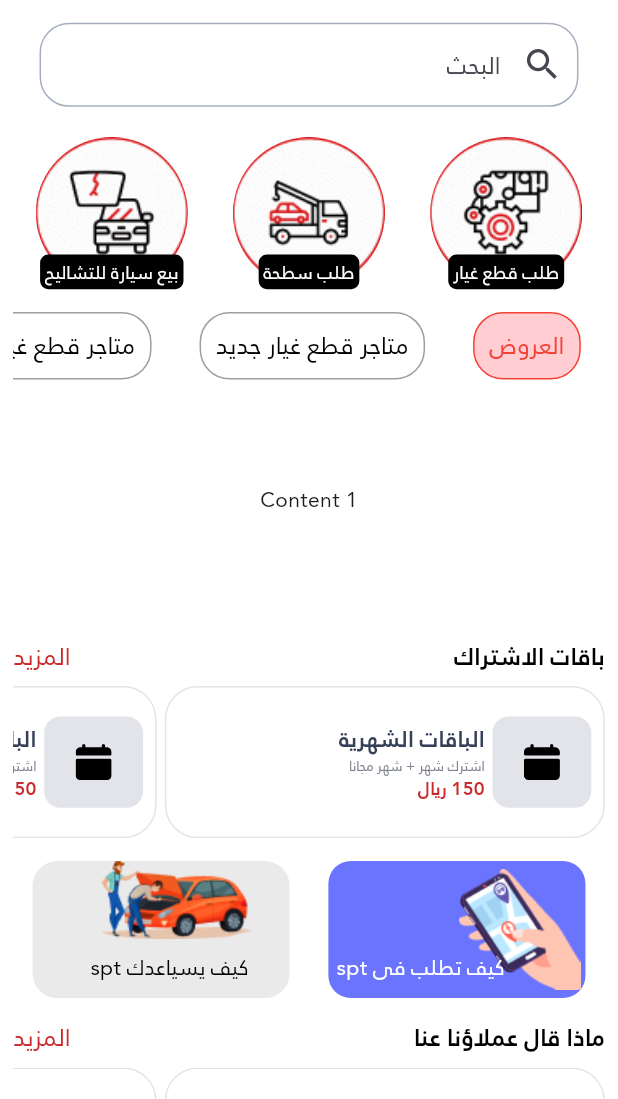
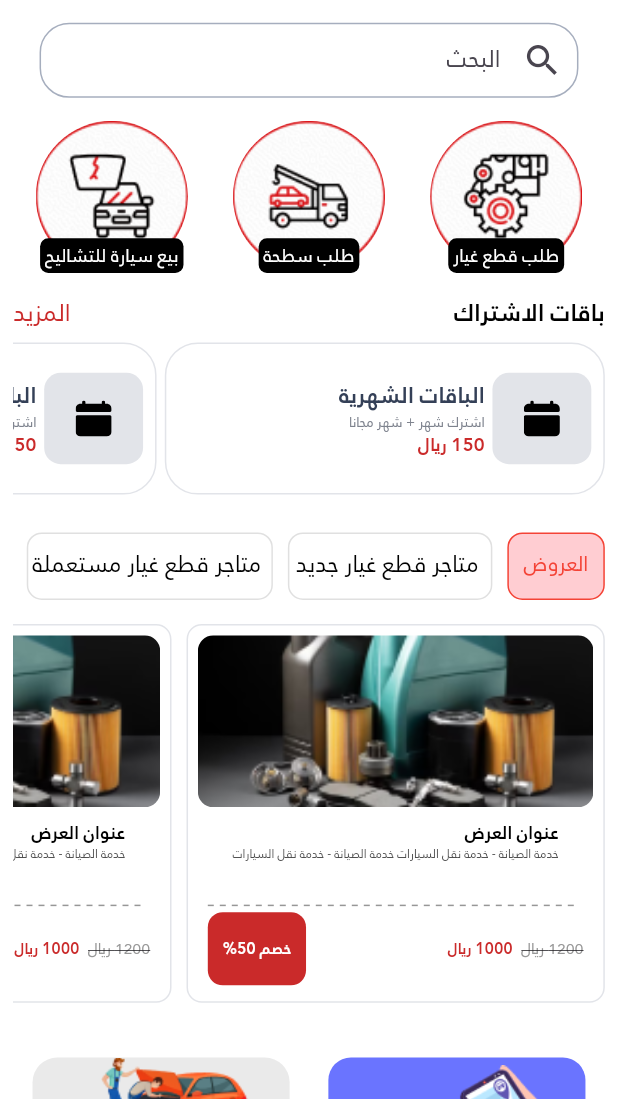
Before and after one commit to mo3tazamer/spt_clone, a Flutter app: the HomeScreen screen opened directly, on a phone screen of 412 x 824 dp, the part 137-1236 px from its top. Run offline on Flutter 3.47's test engine with Material 3 defaults, Android fonts, the phone set to English and light mode, and no system bars; drawn by our look-alikes of auto_size_text, badges, dotted_line; our stand-ins replace animated_splash_screen, country_code_picker, dio, dropdown_search, easy_localization, equatable and 13 more; accounts and stored records are empty.

Commit message:
update custom tab bar

```diff
--- /dev/null
+++ b/devtools_options.yaml
@@ -0,0 +1,4 @@
+description: This file stores settings for Dart & Flutter DevTools.
+documentation: https://docs.flutter.dev/tools/devtools/extensions#configure-extension-enablement-states
+extensions:
+  - provider: true
--- a/lib/app.dart
+++ b/lib/app.dart
@@ -46,7 +46,7 @@ class SptClone extends StatelessWidget {
                   );
                 },
               ),
-              home: const HomeScreen(),
+              home: const LayOutScreen(),
             );
           }),
     );
--- a/lib/core/shared/widgets/app_text_field.dart
+++ b/lib/core/shared/widgets/app_text_field.dart
@@ -1,6 +1,5 @@
 import 'package:flutter/material.dart';
 import 'package:flutter/services.dart';
-
 
 import '../../utils/app_colors.dart';
 import '../../utils/sizes.dart';
@@ -42,6 +41,9 @@ class AppTextField extends StatelessWidget {
   @override
   Widget build(BuildContext context) {
     return TextFormField(
+
+      onTapOutside: (event) => FocusScope.of(context).unfocus(),
+      keyboardAppearance: Brightness.dark,
       obscureText: obscureText!,
       onTap: onTap,
       validator: validator,
@@ -49,6 +51,7 @@ class AppTextField extends StatelessWidget {
       keyboardType: TextInputType.name,
       controller: controller,
       decoration: InputDecoration(
+
         constraints: constraints,
         prefixIcon: prefixIcon,
         suffixIcon: suffixIcon,
--- /dev/null
+++ b/lib/core/shared/widgets/custom_tabbar.dart
@@ -0,0 +1,106 @@
+import 'package:flutter/material.dart';
+
+class CustomTabBar extends StatefulWidget {
+  final int selectedIndex;
+  final ValueChanged<int> onTabSelected;
+  final List<TabItem> tabItems;
+  final List<Widget> tabView;
+
+  const CustomTabBar({
+    super.key,
+    required this.selectedIndex,
+    required this.onTabSelected,
+    required this.tabItems,
+    required this.tabView,
+  });
+
+  @override
+  State<CustomTabBar> createState() => _CustomTabBarState();
+}
+
+class _CustomTabBarState extends State<CustomTabBar>
+    with TickerProviderStateMixin {
+  @override
+  Widget build(BuildContext context) {
+    return Column(
+      children: [
+        Container(
+          height: 65.0,
+          padding: const EdgeInsets.symmetric(vertical: 10.0),
+          child: ListView.separated(
+              scrollDirection: Axis.horizontal,
+              itemCount: widget.tabItems.length,
+              separatorBuilder: (context, index) => const SizedBox(width: 10),
+              itemBuilder: (context, index) => _buildTabItem(
+                  index: index, label: widget.tabItems[index].label)),
+        ),
+        Expanded(
+          child: IndexedStack(
+            index: widget.selectedIndex,
+            children: widget.tabView,
+          ),
+        ),
+      ],
+    );
+  }
+
+  Widget _buildTabItem({required int index, required String label}) {
+    bool isSelected = index == widget.selectedIndex;
+    return GestureDetector(
+      onTap: () => widget.onTabSelected(index),
+      child: AnimatedContainer(
+        padding: const EdgeInsets.symmetric(horizontal: 10.0, vertical: 10.0),
+        decoration: BoxDecoration(
+          border:
+              Border.all(color: isSelected ? Colors.red : Colors.grey.shade300),
+          borderRadius: BorderRadius.circular(10.0),
+          color: isSelected ? Colors.red.shade100 : Colors.white10,
+        ),
+        duration: const Duration(milliseconds: 300),
+        child: ScaleTransition(
+          scale: isSelected
+              ? Tween<double>(begin: 1.0, end: 1.1).animate(
+                  CurvedAnimation(
+                    parent: CurvedAnimation(
+                      parent: AnimationController(
+                        vsync: this,
+                        duration: const Duration(milliseconds: 300),
+                      ),
+                      curve: Curves.easeInBack,
+                    ),
+                    curve: Curves.easeInOutBack,
+                  ),
+                )
+              : Tween<double>(begin: 1.1, end: 1.0).animate(
+                  CurvedAnimation(
+                    parent: CurvedAnimation(
+                      parent: AnimationController(
+                        vsync: this,
+                        duration: const Duration(milliseconds: 300),
+                      ),
+                      curve: Curves.easeInOut,
+                    ),
+                    curve: Curves.easeInOut,
+                  ),
+                ),
+          child: Text(
+            label,
+            style: TextStyle(
+              color: isSelected ? Colors.red : Colors.black,
+            ),
+          ),
+        ),
+      ),
+    );
+  }
+}
+
+class TabItem {
+  final int index;
+  final String label;
+
+  TabItem({
+    required this.index,
+    required this.label,
+  });
+}
--- a/lib/core/utils/app_assets.dart
+++ b/lib/core/utils/app_assets.dart
@@ -17,6 +17,7 @@ class ImagesAssets {
   static const String phoneHand = '$_imagesPath/phone_hand.png';
   static const String carFix = '$_imagesPath/car_fix.png';
   static const String mapImage = '$_imagesPath/map_image.png';
+  static const String offerImage = '$_imagesPath/offer_image.png';
 }
 
 class IconAssets {
--- a/lib/core/utils/app_textstyles.dart
+++ b/lib/core/utils/app_textstyles.dart
@@ -1,4 +1,4 @@
-import 'package:flutter/material.dart' show TextStyle;
+import 'package:flutter/material.dart' show FontWeight, TextStyle;
 import 'package:flutter_screenutil/flutter_screenutil.dart';
 import 'package:spt_clone/core/utils/app_colors.dart';
 
@@ -6,6 +6,12 @@ import 'app_constants.dart';
 
 class AppTextStyles {
   AppTextStyles._();
+  static TextStyle style10 = TextStyle(
+    fontFamily: AppConstants.fontFamilyAr,
+
+    fontSize: 10.sp,
+    color: AppColors.whiteTextColor,
+  );
   static TextStyle style15 = TextStyle(
     fontFamily: AppConstants.fontFamilyAr,
     fontSize: 15.sp,
--- a/lib/features/home/presentation/screens/home.dart
+++ b/lib/features/home/presentation/screens/home.dart
@@ -10,6 +10,7 @@ import '../../../../core/shared/widgets/app_text_field.dart';
 import '../../../../core/utils/app_assets.dart';
 import '../../../../core/utils/sizes.dart';
 import '../../../auth/presentation/widgets/svg_image.dart';
+import '../../../search/presentation/screens/searchtab.dart';
 import '../widgets/custom_app_bar.dart';
 import '../widgets/guarantee_your_rights.dart';
 import '../widgets/help_list.dart';
@@ -29,7 +30,6 @@ class _HomeScreenState extends State<HomeScreen> {
   @override
   Widget build(BuildContext context) {
     return Scaffold(
-
       appBar: _homeAppBar(context),
       body: Padding(
         padding: EdgeInsets.symmetric(horizontal: 8.dm),
@@ -41,15 +41,16 @@ class _HomeScreenState extends State<HomeScreen> {
                 SizedBox(
                   height: AppSizes.s15.h,
                 ),
-                AppTextField(
-                    constraints:
-                        BoxConstraints.tightFor(width: 327.w, height: 60.h),
-                    borderSize: 18.dm,
-                    hintText: AppStrings.search.tr(),
-                    prefixIcon: Icon(
-                      Icons.search,
-                      size: 25.dm,
-                    )),
+                // AppTextField(
+                //     constraints:
+                //         BoxConstraints.tightFor(width: 327.w, height: 60.h),
+                //     borderSize: 18.dm,
+                //     hintText: AppStrings.search.tr(),
+                //     prefixIcon: Icon(
+                //       Icons.search,
+                //       size: 25.dm,
+                //     )),
+                const SearchTab(),
                 SizedBox(
                   height: AppSizes.s15.h,
                 ),
@@ -57,13 +58,14 @@ class _HomeScreenState extends State<HomeScreen> {
                 SizedBox(
                   height: AppSizes.s15.h,
                 ),
-                 SizedBox(height: 200.h,
-                     child: const HomeTab()),
+                const SubscriptionPackages(),
                 SizedBox(
                   height: AppSizes.s15.h,
                 ),
-
-                const SubscriptionPackages(),
+                const HomeTab(),
+                SizedBox(
+                  height: AppSizes.s15.h,
+                ),
                 SizedBox(
                   height: AppSizes.s15.h,
                 ),
--- a/lib/features/home/presentation/widgets/home_tab.dart
+++ b/lib/features/home/presentation/widgets/home_tab.dart
@@ -1,7 +1,8 @@
-import 'package:flutter/gestures.dart';
 import 'package:flutter/material.dart';
-import 'package:spt_clone/core/utils/app_extensions.dart';
-import 'package:spt_clone/core/utils/app_textstyles.dart';
+
+import '../../../../core/shared/widgets/custom_tabbar.dart';
+import 'new_spair_parts_stores.dart';
+import 'offers_list.dart';
 
 class HomeTab extends StatefulWidget {
   const HomeTab({super.key});
@@ -10,86 +11,129 @@ class HomeTab extends StatefulWidget {
   State<HomeTab> createState() => _HomeTabState();
 }
 
-class _HomeTabState extends State<HomeTab> with TickerProviderStateMixin {
-  late final TabController _tabController;
+class _HomeTabState extends State<HomeTab> with SingleTickerProviderStateMixin {
+  int _selectedIndex = 0;
 
-  @override
-  void initState() {
-    super.initState();
-    _tabController = TabController(length: 3, vsync: this);
-  }
-
-  @override
-  void dispose() {
-    _tabController.dispose();
-    super.dispose();
+  void onTabSelected(int index) {
+    setState(() {
+      _selectedIndex = index;
+    });
   }
 
   @override
   Widget build(BuildContext context) {
-    return Column(
-      mainAxisAlignment: MainAxisAlignment.start,
-      children: [
-        TabBar(
-          isScrollable: true,
-          indicatorColor: Colors.transparent,
-          tabAlignment: TabAlignment.start,
-          onTap: (int index) {
-            _tabController.animateTo(index);
-            setState(() {});
-          },
-          splashFactory: NoSplash.splashFactory,
-          dividerHeight: 0.0,
-          tabs: [
-            _CustomTab(text: 'العروض', isSelected: _tabController.index == 0),
-            _CustomTab(
-                text: 'متاجر قطع غيار جديد',
-                isSelected: _tabController.index == 1),
-            _CustomTab(
-                text: 'متاجر قطع غيار مستعملة',
-                isSelected: _tabController.index == 2),
-          ],
-          controller: _tabController,
-        ),
-        Expanded(
-          child: TabBarView(
-            physics: const NeverScrollableScrollPhysics(),
-            controller: _tabController,
-            children: const [
-              Center(child: Text('Content 1')),
-              Center(child: Text('Content 2')),
-              Center(child: Text('Content 3')),
-            ],
-          ),
-        ),
-      ],
-    );
-  }
-}
-
-class _CustomTab extends StatelessWidget {
-  final String text;
-  final bool isSelected;
-
-  const _CustomTab({required this.text, required this.isSelected});
-
-  @override
-  Widget build(BuildContext context) {
-    return Container(
-      alignment: Alignment.center,
-      padding: const EdgeInsets.symmetric(horizontal: 10, vertical: 10),
-      decoration: BoxDecoration(
-        borderRadius: BorderRadius.circular(20),
-        color: isSelected ? Colors.red[100] : Colors.white,
-        border: Border.all(color: isSelected ? Colors.red : Colors.grey),
-      ),
-      child: Center(
-        child: Text(
-          text,
-          style: AppTextStyles.style16
-              .copyWith(color: isSelected ? Colors.red : Colors.black),
-        ),
+    return SizedBox(
+      height: MediaQuery.of(context).size.height * 0.4,
+      child: CustomTabBar(
+        selectedIndex: _selectedIndex,
+        onTabSelected: onTabSelected,
+        tabItems: [
+          TabItem(index: _selectedIndex, label: 'العروض'),
+          TabItem(index: _selectedIndex, label: ' متاجر قطع غيار جديد'),
+          TabItem(index: _selectedIndex, label: ' متاجر قطع غيار مستعملة'),
+        ],
+        tabView: const [
+          OffersList(),
+          NewSpairPartsStores(),
+          Center(child: Text('Content 3')),
+        ],
       ),
     );
   }
 }
+// class HomeTab extends StatefulWidget {
+//   const HomeTab({super.key});
+//
+//   @override
+//   State<HomeTab> createState() => _HomeTabState();
+// }
+//
+// class _HomeTabState extends State<HomeTab> with TickerProviderStateMixin {
+//   late final TabController _tabController;
+//
+//   @override
+//   void initState() {
+//     super.initState();
+//     _tabController = TabController(length: 3, vsync: this);
+//   }
+//
+//   @override
+//   void dispose() {
+//     _tabController.dispose();
+//     super.dispose();
+//   }
+//
+//   @override
+//   Widget build(BuildContext context) {
+//     return SizedBox(
+//       height: 300.h,
+//       child: Column(
+//         mainAxisAlignment: MainAxisAlignment.start,
+//         children: [
+//           TabBar(
+//             padding:  EdgeInsets.only(bottom: AppSizes.s8.h),
+//             isScrollable: true,
+//             indicatorColor: Colors.transparent,
+//             tabAlignment: TabAlignment.start,
+//             onTap: (int index) {
+//               _tabController.animateTo(index);
+//               setState(() {});
+//             },
+//             splashFactory: NoSplash.splashFactory,
+//             dividerHeight: 0.0,
+//             tabs: [
+//               _CustomTab(text: 'العروض', isSelected: _tabController.index == 0),
+//               _CustomTab(
+//                   text: 'متاجر قطع غيار جديد',
+//                   isSelected: _tabController.index == 1),
+//               _CustomTab(
+//                   text: 'متاجر قطع غيار مستعملة',
+//                   isSelected: _tabController.index == 2),
+//             ],
+//             controller: _tabController,
+//           ),
+//           Expanded(
+//
+//             child: TabBarView(
+//
+//               physics: const NeverScrollableScrollPhysics(),
+//               controller: _tabController,
+//               children: const [
+//                 OffersList(),
+//                 NewSpairPartsStores(),
+//                 Center(child: Text('Content 3')),
+//               ],
+//             ),
+//           ),
+//         ],
+//       ),
+//     );
+//   }
+// }
+//
+// class _CustomTab extends StatelessWidget {
+//   final String text;
+//   final bool isSelected;
+//
+//   const _CustomTab({required this.text, required this.isSelected});
+//
+//   @override
+//   Widget build(BuildContext context) {
+//     return Container(
+//       alignment: Alignment.center,
+//       padding: const EdgeInsets.symmetric(horizontal: 10, vertical: 10),
+//       decoration: BoxDecoration(
+//         borderRadius: BorderRadius.circular(20),
+//         color: isSelected ? Colors.red[100] : Colors.white,
+//         border: Border.all(color: isSelected ? Colors.red : Colors.grey),
+//       ),
+//       child: Center(
+//         child: Text(
+//           text,
+//           style: AppTextStyles.style16
+//               .copyWith(color: isSelected ? Colors.red : Colors.black),
+//         ),
+//       ),
+//     );
+//   }
+// }
--- /dev/null
+++ b/lib/features/home/presentation/widgets/new_spair_parts_stores.dart
@@ -0,0 +1,78 @@
+import 'package:auto_size_text/auto_size_text.dart';
+import 'package:flutter/material.dart';
+import 'package:flutter_screenutil/flutter_screenutil.dart';
+import 'package:spt_clone/core/utils/app_assets.dart';
+import 'package:spt_clone/core/utils/app_colors.dart';
+import 'package:spt_clone/core/utils/app_textstyles.dart';
+import 'package:spt_clone/features/auth/presentation/widgets/svg_image.dart';
+
+import '../../../../core/utils/sizes.dart';
+
+class NewSpairPartsStores extends StatelessWidget {
+  const NewSpairPartsStores({super.key});
+
+  @override
+  Widget build(BuildContext context) {
+    return ListView.separated(
+        scrollDirection: Axis.horizontal,
+        itemBuilder: (context, index) => _partsStores(),
+        separatorBuilder: (context, index) => SizedBox(
+              width: AppSizes.s8.h,
+            ),
+        itemCount: 5);
+  }
+}
+
+Widget _partsStores() {
+  return Container(
+    width: 177.w,
+    padding: EdgeInsets.all(AppSizes.s6.w),
+    decoration: BoxDecoration(
+      borderRadius: BorderRadius.circular(20),
+      border: Border.all(color: AppColors.borderColor),
+    ),
+    child: GestureDetector(
+      onTap: () {},
+      child: Column(
+        crossAxisAlignment: CrossAxisAlignment.start,
+        children: [
+          AutoSizeText(
+            'اسم المتجر',
+            style: AppTextStyles.style16,
+          ),
+          SizedBox(
+            height: AppSizes.s5.h,
+          ),
+          AutoSizeText(
+            'الرياض',
+            style: AppTextStyles.style12,
+          ),
+          SizedBox(
+            height: AppSizes.s5.h,
+          ),
+          Row(
+            mainAxisAlignment: MainAxisAlignment.start,
+            children: [
+              const AppSvgImage(
+                image: IconAssets.rateIcon,
+              ),
+              const AutoSizeText('4.6'),
+              SizedBox(width: AppSizes.s8.w),
+              const AppSvgImage(
+                image: IconAssets.locationIcon,
+              ),
+              const AutoSizeText('4.5'),
+            ],
+          ),
+          SizedBox(
+            height: AppSizes.s5.h,
+          ),
+          AutoSizeText(
+            'خدمة الصيانة - خدمة نقل السيارات',
+            style: AppTextStyles.style12,
+          ),
+        ],
+      ),
+    ),
+  );
+}
--- /dev/null
+++ b/lib/features/home/presentation/widgets/offers_list.dart
@@ -0,0 +1,175 @@
+import 'package:auto_size_text/auto_size_text.dart';
+import 'package:dotted_line/dotted_line.dart';
+import 'package:flutter/material.dart';
+import 'package:flutter_screenutil/flutter_screenutil.dart';
+import 'package:spt_clone/core/utils/app_extensions.dart';
+import '../../../../core/utils/app_assets.dart';
+import '../../../../core/utils/app_colors.dart';
+import '../../../../core/utils/app_textstyles.dart';
+import '../../../../core/utils/sizes.dart';
+
+class OffersList extends StatelessWidget {
+  const OffersList({super.key});
+
+  @override
+  Widget build(BuildContext context) {
+    return ListView.separated(
+
+      scrollDirection: Axis.horizontal,
+      itemCount: 5,
+      itemBuilder: (context, index) => const _OfferItem(),
+      separatorBuilder: (context, index) => const SizedBox(
+        width: AppSizes.s10,
+      ),
+    );
+  }
+}
+
+class _OfferItem extends StatelessWidget {
+  const _OfferItem();
+
+  @override
+  Widget build(BuildContext context) {
+    return Container(
+      padding:    EdgeInsets.all(AppSizes.s6.w),
+      margin:   EdgeInsets.only(top: AppSizes.s6.h, bottom: AppSizes.s6.h),
+        decoration:   BoxDecoration(
+          borderRadius: BorderRadius.circular(10.h),
+          border: Border.all(color: AppColors.borderColor),
+        ),
+      child: SizedBox(
+        width: 0.64.sw,
+        child: GestureDetector(
+          onTap: () {
+            // AppNavigator.navigateNamedTo(
+            //   context,
+            //   AppRoutes.offerDetailsScreen,
+            // );
+          },
+          child: Column(
+
+            children: [
+              Expanded(
+                child: Container(
+                  padding: EdgeInsets.all(AppSizes.s6.w),
+                  decoration: BoxDecoration(
+                    image: const DecorationImage(
+                      fit: BoxFit.fitHeight,
+                      image: AssetImage(ImagesAssets.offerImage),
+                    ),
+                    borderRadius: BorderRadius.circular(10.h),
+                  ),
+                  // child: Image.asset(
+                  //
+                  //   ImagesAssets.offerImage,
+                  //   width: double.infinity,
+                  //   fit: BoxFit.contain,
+                  // ),
+                ),
+              ),
+              SizedBox(
+                height: AppSizes.s8.h,
+              ),
+              Expanded(
+                child: Padding(
+                  padding: EdgeInsets.symmetric(horizontal: AppSizes.s6.w),
+                  child: Column(
+                    crossAxisAlignment: CrossAxisAlignment.center,
+                    children: [
+                      Expanded(
+                        child: Column(
+                          crossAxisAlignment: CrossAxisAlignment.start,
+                          children: [
+                            AutoSizeText(
+                              "عنوان العرض",
+                              style: AppTextStyles.style12.bold
+                                  .copyColorWith(Colors.black),
+                              textAlign: TextAlign.start,
+                              minFontSize: AppSizes.s10,
+                              maxLines: 1,
+                            ),
+                            AutoSizeText(
+                              "خدمة الصيانة - خدمة نقل السيارات خدمة الصيانة - خدمة نقل السيارات",
+                              style: AppTextStyles.style10
+                                  .copyColorWith(const Color(0xff4B4B4B)),
+                              textAlign: TextAlign.start,
+                              maxLines: 2,
+                              maxFontSize: AppSizes.s8,
+                              minFontSize: AppSizes.s7,
+                            ),
+                          ],
+                        ),
+                      ),
+                      const DottedLine(
+                        dashColor: Color(0xFF979797),
+                      ),
+                      Expanded(
+                        child: Row(
+                          children: [
+                            Expanded(
+                              child: AutoSizeText.rich(
+                                TextSpan(
+                                  text: "1200 ريال",
+                                  style: AppTextStyles.style10.copyWith(
+                                    color: const Color(0xff979797),
+                                    decoration: TextDecoration.lineThrough,
+                                  ),
+                                  children: [
+                                    TextSpan(
+                                      text: "  1000 ريال",
+                                      style: AppTextStyles.style10.copyWith(
+                                        color: AppColors.redColor,
+                                        decoration: TextDecoration.none,
+                                        fontWeight: FontWeight.bold,
+                                      ),
+                                    ),
+                                  ],
+                                ),
+                              ),
+                            ),
+                            const OfferDiscount(),
+                          ],
+                        ),
+                      ),
+                    ],
+                  ),
+                ),
+              ),
+            ],
+          ),
+        ),
+      ),
+    );
+  }
+}
+
+class OfferDiscount extends StatelessWidget {
+  const OfferDiscount({super.key});
+
+  @override
+  Widget build(BuildContext context) {
+    return Container(
+      // width: Sizes.s64,
+      // height: Sizes.s28,
+      margin: const EdgeInsets.symmetric(vertical: AppSizes.s4),
+      padding: const EdgeInsets.symmetric(
+        horizontal: AppSizes.s10,
+        vertical: AppSizes.s6,
+      ),
+      decoration: ShapeDecoration(
+        color: AppColors.redColor,
+        shape: RoundedRectangleBorder(
+          borderRadius: BorderRadius.circular(AppSizes.s10),
+        ),
+      ),
+      alignment: Alignment.center,
+      child: Text(
+        "خصم 50%",
+        style: AppTextStyles.style10.copyWith(
+          color: Colors.white,
+          fontWeight: FontWeight.bold,
+        ),
+      ),
+    );
+  }
+}
--- /dev/null
+++ b/lib/features/search/presentation/screens/searchtab.dart
@@ -0,0 +1,53 @@
+import 'package:easy_localization/easy_localization.dart';
+import 'package:flutter/material.dart';
+import 'package:flutter_screenutil/flutter_screenutil.dart';
+
+import '../../../../core/shared/widgets/app_text_field.dart';
+import '../../../../core/utils/app_strings.dart';
+import '../../../../core/utils/app_textstyles.dart';
+
+class SearchTab extends StatefulWidget {
+  const SearchTab({super.key});
+
+  @override
+  State<SearchTab> createState() => _SearchTabState();
+}
+
+class _SearchTabState extends State<SearchTab> {
+  @override
+  Widget build(BuildContext context) {
+    return SizedBox(
+      height: 50,
+      width: 327.w,
+      child: SearchAnchor(
+        viewConstraints: BoxConstraints.tightFor(width: 327.w, height: 60.h),
+        headerHintStyle: AppTextStyles.style14gray,
+        viewHintText: AppStrings.search.tr(),
+        headerHeight: 60.h,
+        headerTextStyle: AppTextStyles.style14gray,
+        isFullScreen: true,
+        dividerColor: Colors.red,
+        searchController: SearchController(),
+        viewBuilder: (suggestions) => ListView(
+          physics: const BouncingScrollPhysics(),
+          children: suggestions.toList(),
+        ),
+        builder: (context, controller) => AppTextField(
+          constraints: BoxConstraints.tightFor(width: 327.w, height: 60.h),
+          borderSize: 18.dm,
+          hintText: AppStrings.search.tr(),
+          onTap: () {
+            controller.openView();
+          },
+          prefixIcon: Icon(
+            Icons.search,
+            size: 25.dm,
+          ),
+        ),
+        suggestionsBuilder: (context, controller) {
+          return [];
+        },
+      ),
+    );
+  }
+}
--- a/pubspec.yaml
+++ b/pubspec.yaml
@@ -53,6 +53,8 @@ dependencies:
   badges: ^3.1.2
   animations: ^2.0.0
   persistent_bottom_nav_bar: any
+  auto_size_text: ^3.0.0
+  dotted_line: ^3.2.2
 
 
 
```
Also changed, not shown: assets/images/offer_image.png (added), pubspec.lock.
